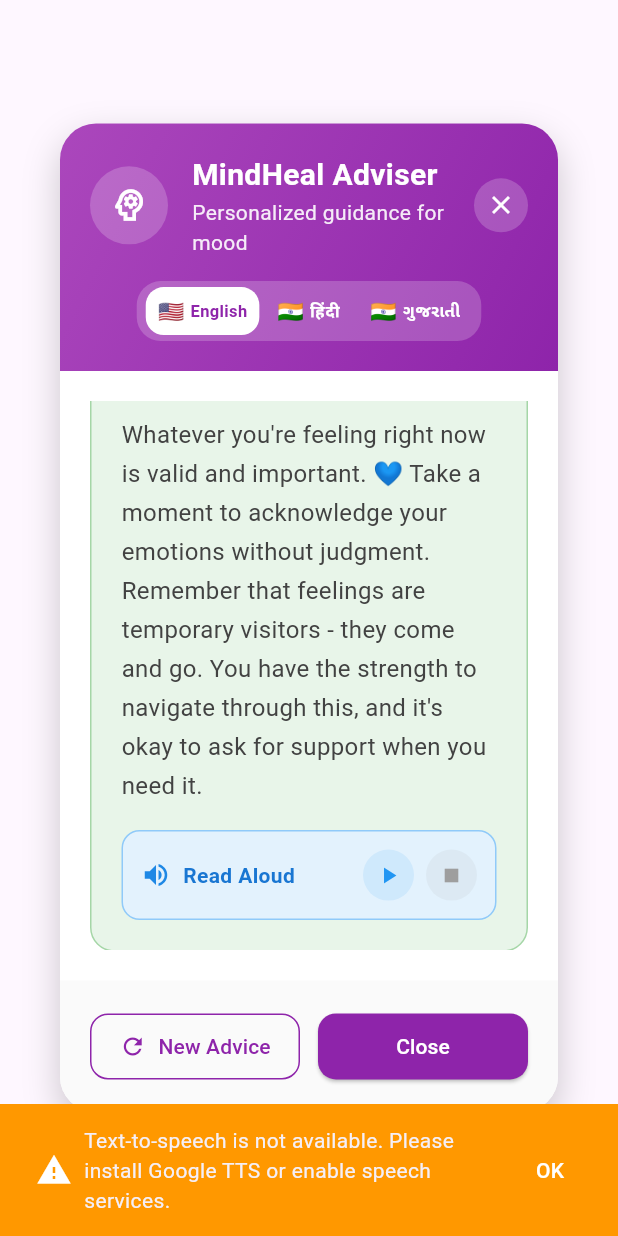
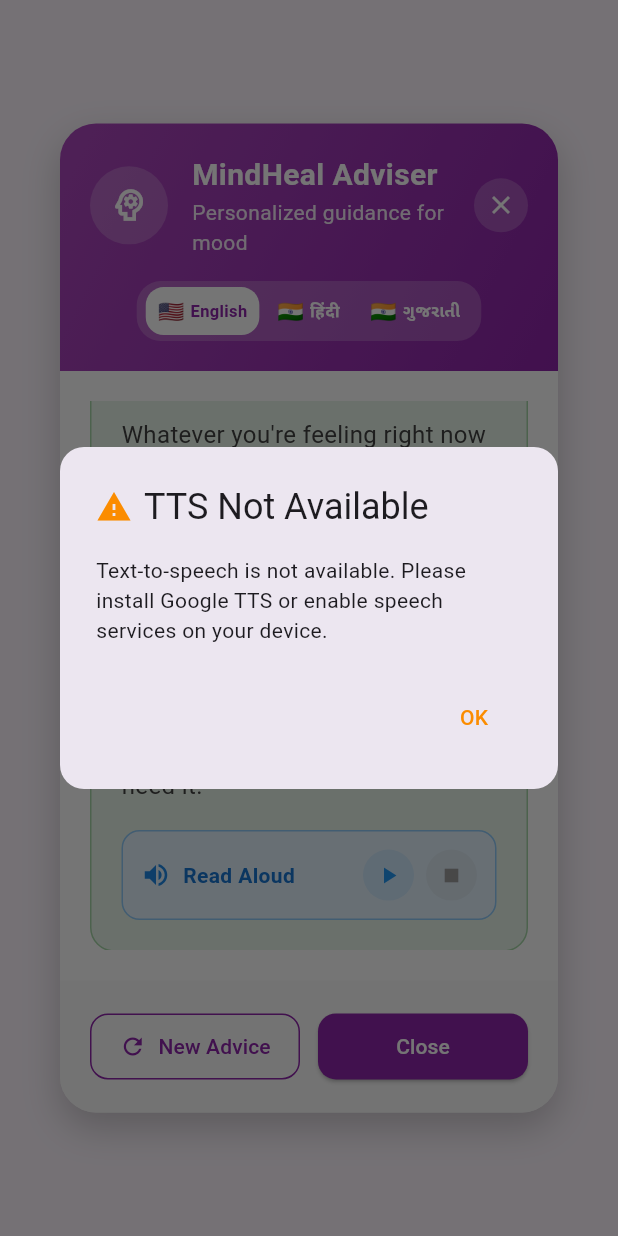
Before and after one commit to Dhatripatel06/MindHeal, a Flutter app: the AdviceDialog widget shown alone on an empty page, opened directly with empty values, scrolled down 185 dp, after a tap on the "play arrow" icon, on a phone screen of 412 x 824 dp. Run offline on Flutter 3.47's test engine with Material 3 defaults, Android fonts, the phone set to English and light mode, and no system bars; our stand-ins replace camera, cloud_firestore, file_picker, firebase_auth, firebase_core, fl_chart and 12 more; missing offline and left inert: google_mlkit_face_detection, local_auth_android, local_auth_ios, onnxruntime; accounts and stored records are empty; network calls fail.

Commit message:
Upload project to mindheal repo

```diff
--- a/lib/features/mood_detection/presentation/widgets/advice_dialog.dart
+++ b/lib/features/mood_detection/presentation/widgets/advice_dialog.dart
@@ -207,34 +207,44 @@ class _AdviceDialogState extends State<AdviceDialog>
       }
     } catch (e) {
       print('TTS Speak Error: $e');
-      _showTtsNotAvailableMessage();
+      // Only show error dialog if we haven't already shown one recently
+      if (mounted && !_isSpeaking) {
+        _showTtsNotAvailableMessage();
+      }
     }
   }
 
   void _showTtsNotAvailableMessage() {
     if (mounted) {
-      ScaffoldMessenger.of(context).showSnackBar(
-        SnackBar(
-          content: Row(
-            children: [
-              const Icon(Icons.warning, color: Colors.white),
-              const SizedBox(width: 8),
-              Expanded(
+      showDialog(
+        context: context,
+        builder: (BuildContext context) {
+          return AlertDialog(
+            shape: RoundedRectangleBorder(
+              borderRadius: BorderRadius.circular(16),
+            ),
+            title: Row(
+              children: [
+                Icon(Icons.warning, color: Colors.orange.shade600),
+                const SizedBox(width: 8),
+                const Text('TTS Not Available'),
+              ],
+            ),
+            content: const Text(
+              'Text-to-speech is not available. Please install Google TTS or enable speech services on your device.',
+              style: TextStyle(fontSize: 14),
+            ),
+            actions: [
+              TextButton(
+                onPressed: () => Navigator.of(context).pop(),
                 child: Text(
-                  'Text-to-speech is not available. Please install Google TTS or enable speech services.',
-                  style: const TextStyle(fontSize: 14),
+                  'OK',
+                  style: TextStyle(color: Colors.orange.shade600),
                 ),
               ),
             ],
-          ),
-          backgroundColor: Colors.orange,
-          duration: const Duration(seconds: 4),
-          action: SnackBarAction(
-            label: 'OK',
-            textColor: Colors.white,
-            onPressed: () {},
-          ),
-        ),
+          );
+        },
       );
     }
   }
```
Also changed, not shown: 1 other file.
